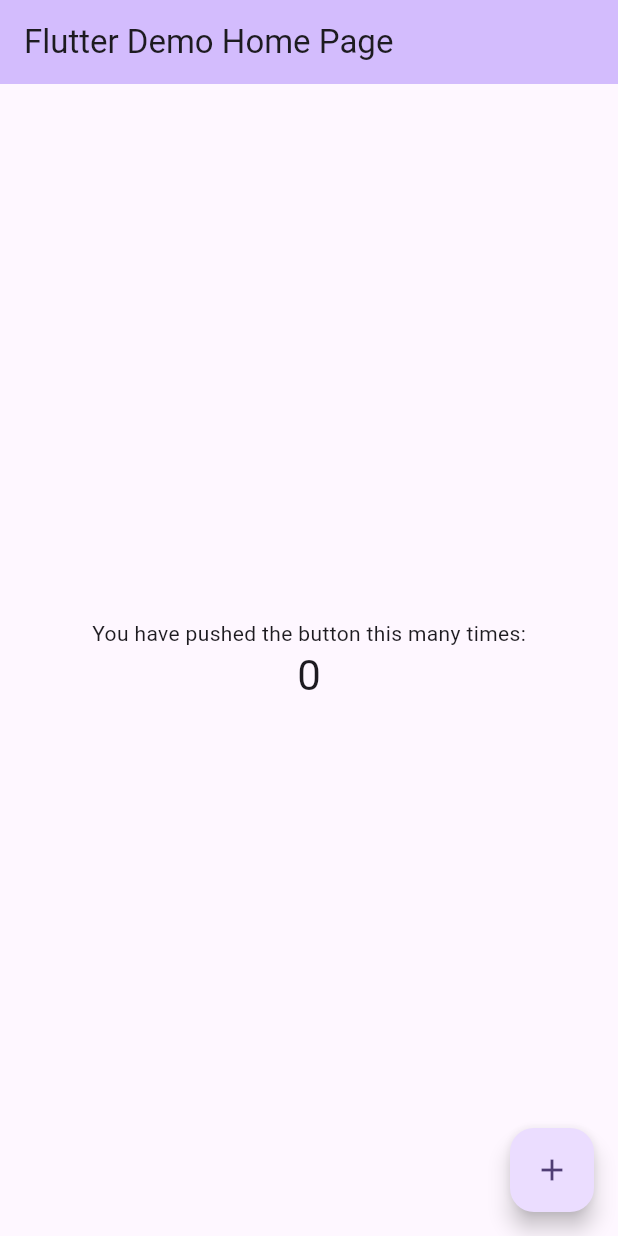
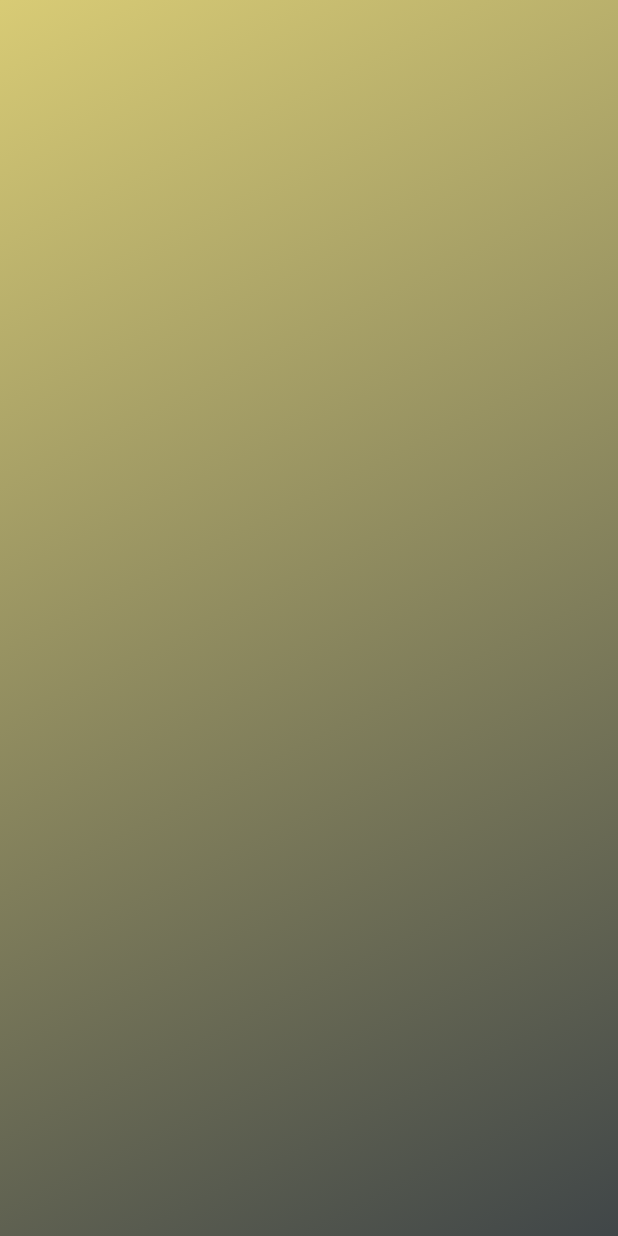
Before and after one commit to nikkhilpareek/Flutter-Dice-Roller, a Flutter app: the screen it shows after launch, on a phone screen of 412 x 824 dp. Run offline on Flutter 3.47's test engine with Material 3 defaults, Android fonts, the phone set to English and light mode, and no system bars.

Commit message:
Setting Up Background for Home Page

```diff
--- /dev/null
+++ b/lib/components/gradient_container.dart
@@ -0,0 +1,21 @@
+import 'package:flutter/material.dart';
+
+class GradientContainer extends StatelessWidget {
+  const GradientContainer({super.key});
+
+  @override
+  Widget build(BuildContext context) {
+    return Container(
+      decoration: BoxDecoration(
+        gradient: LinearGradient(
+          begin: Alignment.topLeft,
+          end: Alignment.bottomRight,
+          colors: [
+            const Color.fromARGB(255, 216, 203, 117),
+            const Color.fromARGB(255, 64, 70, 72),
+          ],
+        ),
+      ),
+    );
+  }
+}
--- a/lib/main.dart
+++ b/lib/main.dart
@@ -1,3 +1,4 @@
+import 'package:diceroller/components/gradient_container.dart';
 import 'package:flutter/material.dart';
 
 void main() {
@@ -7,116 +8,11 @@ void main() {
 class MyApp extends StatelessWidget {
   const MyApp({super.key});
 
-  // This widget is the root of your application.
   @override
   Widget build(BuildContext context) {
     return MaterialApp(
-      title: 'Flutter Demo',
-      theme: ThemeData(
-        // This is the theme of your application.
-        //
-        // TRY THIS: Try running your application with "flutter run". You'll see
-        // the application has a purple toolbar. Then, without quitting the app,
-        // try changing the seedColor in the colorScheme below to Colors.green
-        // and then invoke "hot reload" (save your changes or press the "hot
-        // reload" button in a Flutter-supported IDE, or press "r" if you used
-        // the command line to start the app).
-        //
-        // Notice that the counter didn't reset back to zero; the application
-        // state is not lost during the reload. To reset the state, use hot
-        // restart instead.
-        //
-        // This works for code too, not just values: Most code changes can be
-        // tested with just a hot reload.
-        colorScheme: ColorScheme.fromSeed(seedColor: Colors.deepPurple),
-      ),
-      home: const MyHomePage(title: 'Flutter Demo Home Page'),
-    );
+      debugShowCheckedModeBanner: false,
+      home: Scaffold(body: GradientContainer()),
+    ); // TODO: implement build
   }
 }
-
-class MyHomePage extends StatefulWidget {
-  const MyHomePage({super.key, required this.title});
-
-  // This widget is the home page of your application. It is stateful, meaning
-  // that it has a State object (defined below) that contains fields that affect
-  // how it looks.
-
-  // This class is the configuration for the state. It holds the values (in this
-  // case the title) provided by the parent (in this case the App widget) and
-  // used by the build method of the State. Fields in a Widget subclass are
-  // always marked "final".
-
-  final String title;
-
-  @override
-  State<MyHomePage> createState() => _MyHomePageState();
-}
-
-class _MyHomePageState extends State<MyHomePage> {
-  int _counter = 0;
-
-  void _incrementCounter() {
-    setState(() {
-      // This call to setState tells the Flutter framework that something has
-      // changed in this State, which causes it to rerun the build method below
-      // so that the display can reflect the updated values. If we changed
-      // _counter without calling setState(), then the build method would not be
-      // called again, and so nothing would appear to happen.
-      _counter++;
-    });
-  }
-
-  @override
-  Widget build(BuildContext context) {
-    // This method is rerun every time setState is called, for instance as done
-    // by the _incrementCounter method above.
-    //
-    // The Flutter framework has been optimized to make rerunning build methods
-    // fast, so that you can just rebuild anything that needs updating rather
-    // than having to individually change instances of widgets.
-    return Scaffold(
-      appBar: AppBar(
-        // TRY THIS: Try changing the color here to a specific color (to
-        // Colors.amber, perhaps?) and trigger a hot reload to see the AppBar
-        // change color while the other colors stay the same.
-        backgroundColor: Theme.of(context).colorScheme.inversePrimary,
-        // Here we take the value from the MyHomePage object that was created by
-        // the App.build method, and use it to set our appbar title.
-        title: Text(widget.title),
-      ),
-      body: Center(
-        // Center is a layout widget. It takes a single child and positions it
-        // in the middle of the parent.
-        child: Column(
-          // Column is also a layout widget. It takes a list of children and
-          // arranges them vertically. By default, it sizes itself to fit its
-          // children horizontally, and tries to be as tall as its parent.
-          //
-          // Column has various properties to control how it sizes itself and
-          // how it positions its children. Here we use mainAxisAlignment to
-          // center the children vertically; the main axis here is the vertical
-          // axis because Columns are vertical (the cross axis would be
-          // horizontal).
-          //
-          // TRY THIS: Invoke "debug painting" (choose the "Toggle Debug Paint"
-          // action in the IDE, or press "p" in the console), to see the
-          // wireframe for each widget.
-          mainAxisAlignment: MainAxisAlignment.center,
-          children: <Widget>[
-            const Text('You have pushed the button this many times:'),
-            Text(
-              '$_counter',
-              style: Theme.of(context).textTheme.headlineMedium,
-            ),
-          ],
-        ),
-      ),
-      floatingActionButton: FloatingActionButton(
-        onPressed: _incrementCounter,
-        tooltip: 'Increment',
-        child: const Icon(Icons.add),
-      ), // This trailing comma makes auto-formatting nicer for build methods.
-    );
-  }
-}
```
